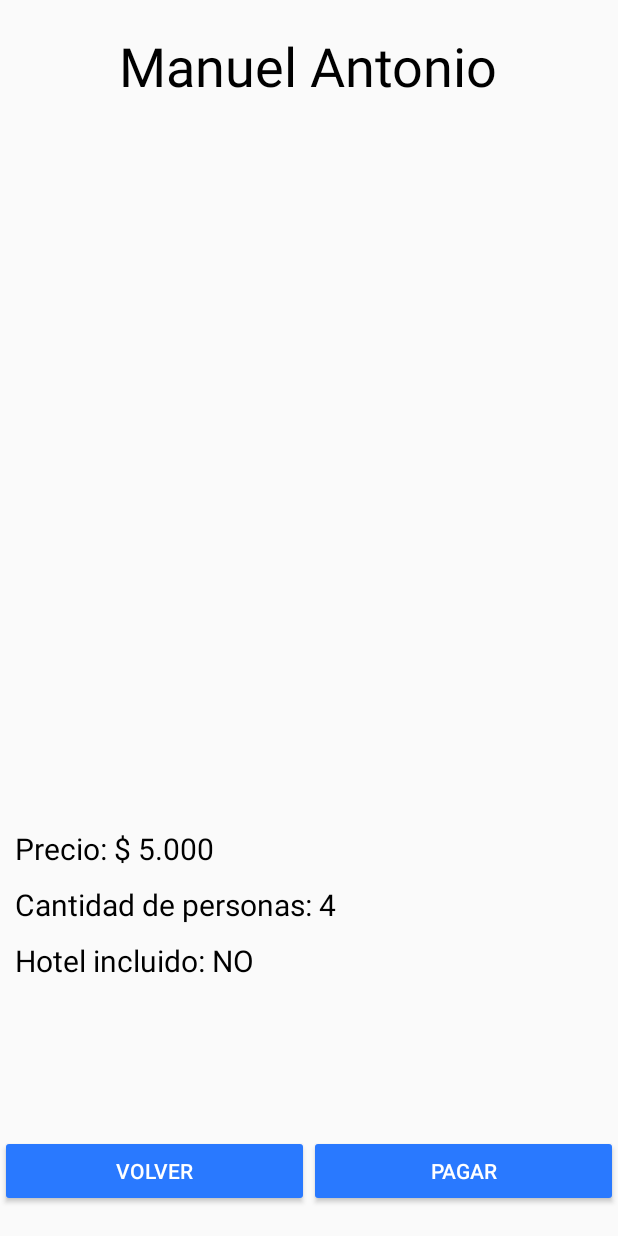
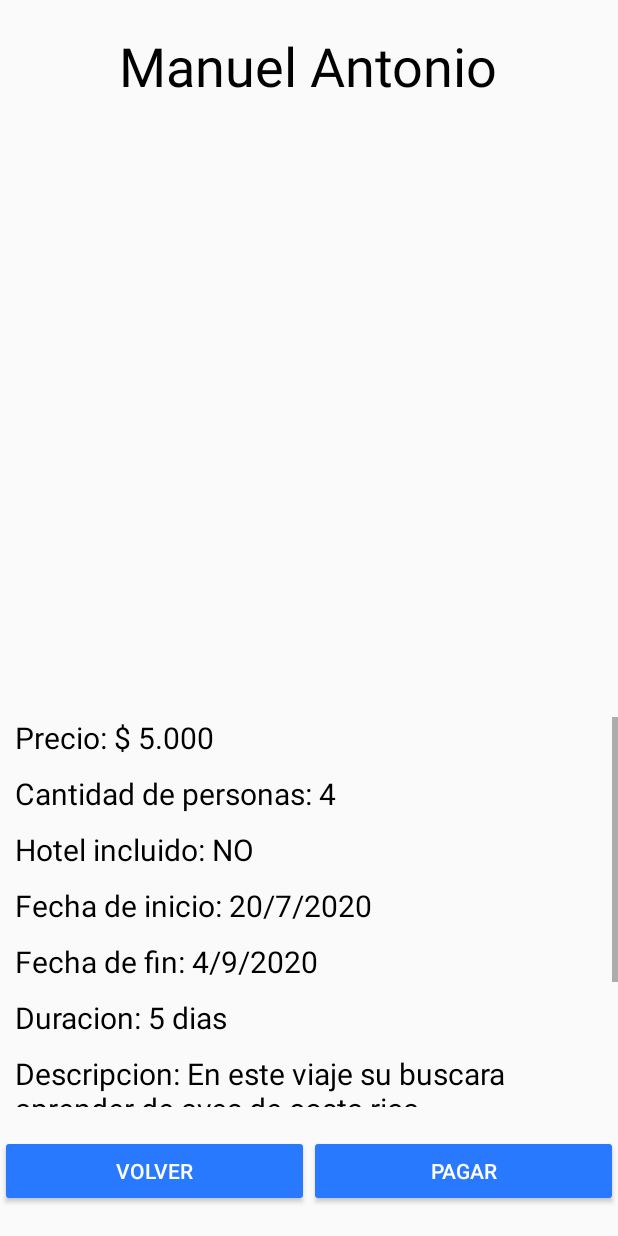
Before and after one commit to juliojose3000/juliojose3000-TravellersApp-SistemasExpertos, an Android app: the layout activity_travel_chosen.xml on its own in the app's theme, with its tools: preview values and no code run, on a phone screen of 412 x 824 dp. Run offline under Robolectric (Android 15) with nearby library versions, the phone set to English and light mode, and no system bars.

Commit message:
detalles del viaje en travel chosen

```diff
--- a/app/src/main/res/layout/activity_travel_chosen.xml
+++ b/app/src/main/res/layout/activity_travel_chosen.xml
@@ -55,21 +55,67 @@
         android:gravity="center_vertical"
         android:orientation="vertical">
 
+        <ScrollView
+            android:layout_width="match_parent"
+            android:layout_height="match_parent">
+
+            <LinearLayout
+                android:layout_width="match_parent"
+                android:layout_height="match_parent"
+                android:orientation="vertical">
 
                 <TextView
-            android:id="@+id/textView_price"
+                    android:id="@+id/textView_price_travel_chosen"
                     style="@style/MyTextViewStyle_Text"
                     android:text="Precio: $ 5.000" />
 
                 <TextView
-            android:id="@+id/textView_airport"
+                    android:id="@+id/textView_airport_travel_chosen"
                     style="@style/MyTextViewStyle_Text"
                     android:text="Cantidad de personas: 4" />
 
                 <TextView
-            android:id="@+id/textView_hotel"
+                    android:id="@+id/textView_hotel_travel_chosen"
                     style="@style/MyTextViewStyle_Text"
                     android:text="Hotel incluido: NO" />
+
+                <TextView
+                    android:id="@+id/textView_start_date_travel_chosen"
+                    style="@style/MyTextViewStyle_Text"
+                    android:text="Fecha de inicio: 20/7/2020" />
+
+                <TextView
+                    android:id="@+id/textView_end_date_travel_chosen"
+                    style="@style/MyTextViewStyle_Text"
+                    android:text="Fecha de fin: 4/9/2020" />
+
+                <TextView
+                    android:id="@+id/textView_duration_travel_chosen"
+                    style="@style/MyTextViewStyle_Text"
+                    android:text="Duracion: 5 dias" />
+
+                <TextView
+                    android:id="@+id/textView_description_travel_chosen"
+                    style="@style/MyTextViewStyle_Text"
+                    android:text="Descripcion: En este viaje su buscara aprender de aves de costa rica" />
+
+                <TextView
+                    android:id="@+id/textView_tourist_type_travel_chosen"
+                    style="@style/MyTextViewStyle_Text"
+                    android:text="Tipos de turistas: amantes de las aves" />
+
+                <TextView
+                    android:id="@+id/textView_route_type_travel_chosen"
+                    style="@style/MyTextViewStyle_Text"
+                    android:text="Ruta: para cualquier tipo de persona o vehiculo" />
+
+
+
+
+            </LinearLayout>
+
+        </ScrollView>
+
 
     </LinearLayout>
 
```
Also changed, not shown: app/src/main/java/com/example/travellersapp_sistemasexpertos/activities/TravelChosen.java (+40 -6 lines). Lines whose indentation alone changed are shown as unchanged.
